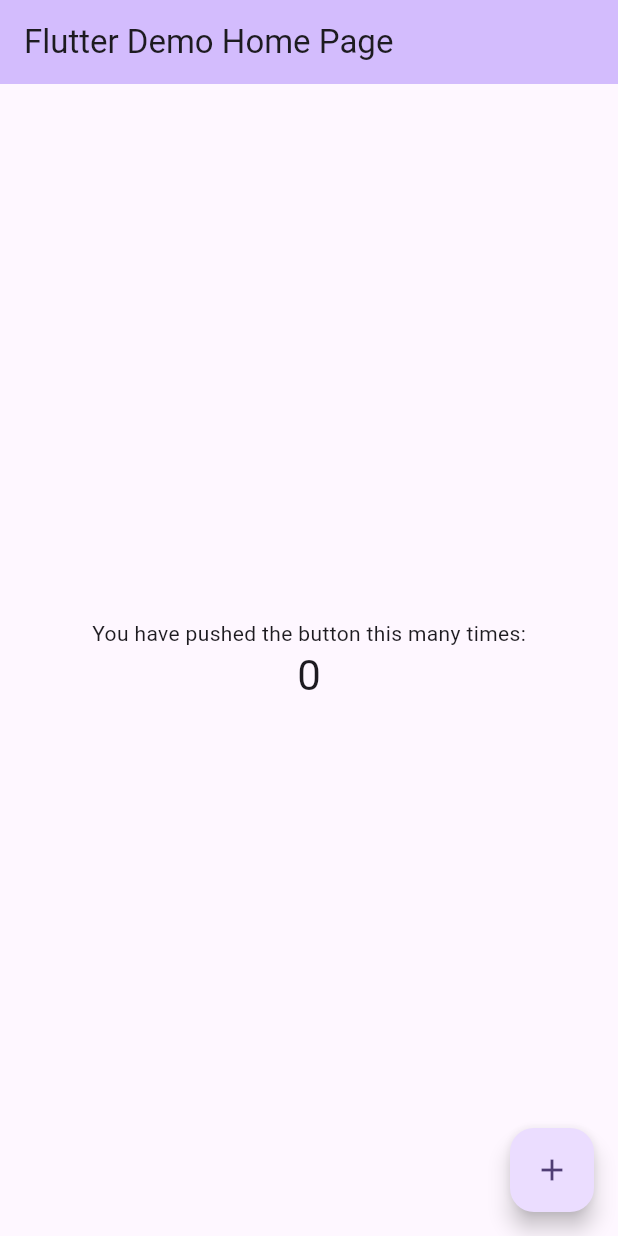
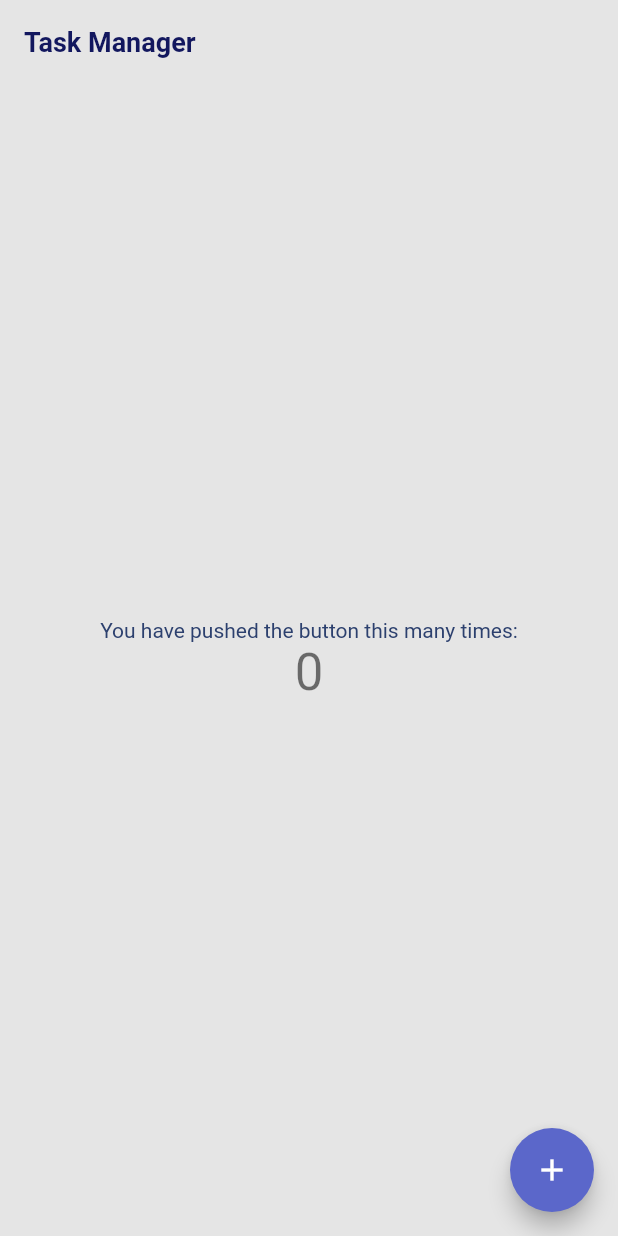
Before and after one commit to Flutter051/task_manager, a Flutter app: the screen it shows after launch, on a phone screen of 412 x 824 dp. Run offline on Flutter 3.47's test engine with Material 2 defaults, Android fonts, the phone set to English and light mode, and no system bars; our stand-ins replace google_fonts, image_picker; Roboto replaces fonts that are missing (iranYekan).

Commit message:
Base Project (Add utils files to project)

```diff
--- a/lib/main.dart
+++ b/lib/main.dart
@@ -1,4 +1,5 @@
 import 'package:flutter/material.dart';
+import 'package:task_manager/utils/theme.dart';
 
 void main() {
   runApp(const MyApp());
@@ -7,46 +8,20 @@ void main() {
 class MyApp extends StatelessWidget {
   const MyApp({super.key});
 
-  // This widget is the root of your application.
   @override
   Widget build(BuildContext context) {
     return MaterialApp(
+      debugShowCheckedModeBanner: false,
       title: 'Flutter Demo',
-      theme: ThemeData(
-        // This is the theme of your application.
-        //
-        // TRY THIS: Try running your application with "flutter run". You'll see
-        // the application has a blue toolbar. Then, without quitting the app,
-        // try changing the seedColor in the colorScheme below to Colors.green
-        // and then invoke "hot reload" (save your changes or press the "hot
-        // reload" button in a Flutter-supported IDE, or press "r" if you used
-        // the command line to start the app).
-        //
-        // Notice that the counter didn't reset back to zero; the application
-        // state is not lost during the reload. To reset the state, use hot
-        // restart instead.
-        //
-        // This works for code too, not just values: Most code changes can be
-        // tested with just a hot reload.
-        colorScheme: ColorScheme.fromSeed(seedColor: Colors.deepPurple),
-        useMaterial3: true,
-      ),
-      home: const MyHomePage(title: 'Flutter Demo Home Page'),
+      themeMode: ThemeMode.light,
+      theme: MyAppThemeConfig.light().getTheme(),
+      home: const MyHomePage(title: 'Task Manager'),
     );
   }
 }
 
 class MyHomePage extends StatefulWidget {
   const MyHomePage({super.key, required this.title});
-
-  // This widget is the home page of your application. It is stateful, meaning
-  // that it has a State object (defined below) that contains fields that affect
-  // how it looks.
-
-  // This class is the configuration for the state. It holds the values (in this
-  // case the title) provided by the parent (in this case the App widget) and
-  // used by the build method of the State. Fields in a Widget subclass are
-  // always marked "final".
 
   final String title;
 
@@ -59,50 +34,24 @@ class _MyHomePageState extends State<MyHomePage> {
 
   void _incrementCounter() {
     setState(() {
-      // This call to setState tells the Flutter framework that something has
-      // changed in this State, which causes it to rerun the build method below
-      // so that the display can reflect the updated values. If we changed
-      // _counter without calling setState(), then the build method would not be
-      // called again, and so nothing would appear to happen.
+
       _counter++;
     });
   }
 
   @override
   Widget build(BuildContext context) {
-    // This method is rerun every time setState is called, for instance as done
-    // by the _incrementCounter method above.
-    //
-    // The Flutter framework has been optimized to make rerunning build methods
-    // fast, so that you can just rebuild anything that needs updating rather
-    // than having to individually change instances of widgets.
+
     return Scaffold(
       appBar: AppBar(
-        // TRY THIS: Try changing the color here to a specific color (to
-        // Colors.amber, perhaps?) and trigger a hot reload to see the AppBar
-        // change color while the other colors stay the same.
-        backgroundColor: Theme.of(context).colorScheme.inversePrimary,
-        // Here we take the value from the MyHomePage object that was created by
-        // the App.build method, and use it to set our appbar title.
+
+        backgroundColor: Theme.of(context).colorScheme.primary,
+
         title: Text(widget.title),
       ),
       body: Center(
-        // Center is a layout widget. It takes a single child and positions it
-        // in the middle of the parent.
+
         child: Column(
-          // Column is also a layout widget. It takes a list of children and
-          // arranges them vertically. By default, it sizes itself to fit its
-          // children horizontally, and tries to be as tall as its parent.
-          //
-          // Column has various properties to control how it sizes itself and
-          // how it positions its children. Here we use mainAxisAlignment to
-          // center the children vertically; the main axis here is the vertical
-          // axis because Columns are vertical (the cross axis would be
-          // horizontal).
-          //
-          // TRY THIS: Invoke "debug painting" (choose the "Toggle Debug Paint"
-          // action in the IDE, or press "p" in the console), to see the
-          // wireframe for each widget.
           mainAxisAlignment: MainAxisAlignment.center,
           children: <Widget>[
             const Text(
@@ -119,7 +68,7 @@ class _MyHomePageState extends State<MyHomePage> {
         onPressed: _incrementCounter,
         tooltip: 'Increment',
         child: const Icon(Icons.add),
-      ), // This trailing comma makes auto-formatting nicer for build methods.
+      ),
     );
   }
 }
--- /dev/null
+++ b/lib/utils/appExeption.dart
@@ -0,0 +1,5 @@
+class AppException {
+  final String messageError;
+
+  AppException({this.messageError = "خطای نامشخص"});
+}
--- /dev/null
+++ b/lib/utils/theme.dart
@@ -0,0 +1,155 @@
+import 'package:flutter/material.dart';
+import 'package:google_fonts/google_fonts.dart';
+const defualtStyleText = TextStyle(fontFamily: "iranYekan");
+
+class MyAppThemeConfig {
+  final primaryColor;
+  final primaryVariant;
+  final backgroundColor;
+  final surfaceColor;
+  final errorColor;
+  final onError;
+  final secondaryColor;
+  final primaryTextColor;
+  final secondaryTextColor;
+  final onPrimary;
+  final onSecondary;
+  final onSurface;
+  final onBackground;
+  final brightness;
+  final deviderColor;
+  final shadow;
+
+  MyAppThemeConfig.light()
+      : primaryColor = const Color(0xffE5E5E5),
+        primaryVariant = const Color(0xff12175E),
+        backgroundColor = const Color(0xffE5E5E5),
+        surfaceColor = const Color(0xffE5E5E5),
+        errorColor = const Color(0xffE77D7D),
+        onError = Colors.white,
+        secondaryColor = const Color(0xff5B67CA),
+        primaryTextColor = const Color(0xff2C406E),
+        secondaryTextColor =const Color(0xff525F77) ,
+        onPrimary = const Color(0xff10275A),
+        onSecondary = Colors.white,
+        onBackground = const Color(0xff12175E),
+        onSurface = const Color(0xff10275A),
+        brightness = Brightness.light,
+        deviderColor = const Color(0xffE3E8F1),
+        shadow = Colors.black.withOpacity(0.1);
+
+  MyAppThemeConfig.dark()
+      : primaryColor = const Color(0xffBB86FC),
+        primaryVariant = const Color(0xff3700B3),
+        backgroundColor = const Color(0xff121212),
+        surfaceColor = const Color(0xff121212),
+        errorColor = const Color(0xffCF6679),
+        onError = Colors.black,
+        secondaryColor = const Color(0xff03DAC5),
+        primaryTextColor = Colors.white,
+        secondaryTextColor = const Color(0xffB3B6BE),
+        onPrimary = Colors.black,
+        onSecondary = Colors.black,
+        onBackground = Colors.white,
+        onSurface = Colors.white,
+        brightness = Brightness.dark,
+        deviderColor = Colors.grey.shade700,
+        shadow = Colors.white.withOpacity(0.3);
+
+  ThemeData getTheme() {
+    return ThemeData(
+      snackBarTheme: SnackBarThemeData(
+        contentTextStyle: defualtStyleText.apply(color: onPrimary),
+      ),
+      dividerTheme: DividerThemeData(
+        color: deviderColor,
+      ),
+      textTheme:GoogleFonts.hindSiliguriTextTheme().copyWith(
+          titleSmall: defualtStyleText.apply(color: secondaryTextColor),
+          bodyMedium: defualtStyleText.apply(color: primaryTextColor),
+          bodySmall: defualtStyleText.apply(color: secondaryTextColor),
+          titleLarge: defualtStyleText
+              .copyWith(fontWeight: FontWeight.bold, fontSize: 18)
+              .apply(color: primaryTextColor),
+          labelLarge: defualtStyleText
+      ),
+      //  TextTheme(
+      //     titleSmall: defualtStyleText.apply(color: secondaryTextColor),
+      //     bodyMedium: defualtStyleText.apply(color: primaryTextColor),
+      //     bodySmall: defualtStyleText.apply(color: secondaryTextColor),
+      //     titleLarge: defualtStyleText
+      //         .copyWith(fontWeight: FontWeight.bold, fontSize: 18)
+      //         .apply(color: primaryTextColor),
+      //     labelLarge: defualtStyleText),
+      brightness: brightness,
+      primaryColor: primaryColor,
+
+      elevatedButtonTheme: ElevatedButtonThemeData(
+        style: ButtonStyle(
+            backgroundColor: MaterialStateProperty.all(primaryColor)),
+      ),
+      inputDecorationTheme: InputDecorationTheme(
+          filled: true,
+          border: OutlineInputBorder(
+            borderRadius: BorderRadius.circular(8),
+            borderSide: BorderSide.none,
+          )),
+      dividerColor: deviderColor,
+      scaffoldBackgroundColor: backgroundColor,
+      // textTheme: languageCode == "en" ? enPrimaryTextTheme : faPrimaryTextTheme,
+      // dividerColor: Colors.white,
+      appBarTheme: AppBarTheme(
+        elevation: 0,
+        backgroundColor: backgroundColor,
+        foregroundColor: onBackground,
+      ),
+      colorScheme: ColorScheme(
+              shadow: shadow,
+              brightness: brightness,
+              primary: primaryColor,
+              onPrimary: onPrimary,
+              secondary: secondaryColor,
+              onSecondary: onSecondary,
+              error: errorColor,
+              onError: onError,
+              background: backgroundColor,
+              onBackground: onBackground,
+              surface: surfaceColor,
+              onSurface: onSurface)
+          .copyWith(background: backgroundColor),
+    );
+  }
+}
+
+
+// class DarkTheme {
+//   static const primaryColor = Color(0xffBB86FC);
+//   static const primaryVariant = Color(0xff3700B3);
+//   static const backgroundColor = Color(0xff121212);
+//   static const surfaceColor = Color(0xff121212);
+//   static const errorColor = Color(0xffCF6679);
+//   static const onError = Colors.black;
+//   static const secondaryColor = Color(0xff03DAC5);
+//   // static const primaryTextColor = Color(0xff262A35);
+//   static const secondaryTextColor = Color(0xffB3B6BE);
+//   static const onPrimary = Colors.black;
+//   static const onSecondary = Colors.black;
+//   static const onBackground = Colors.white;
+//   static const onSurface = Colors.white;
+// }
+
+// class LightTheme {
+//   static const primaryColor = Color(0xff6200EE);
+//   static const primaryVariant = Color(0xff3700B3);
+//   static const backgroundColor = Color(0xffffffff);
+//   static const surfaceColor = Color(0xffffffff);
+//   static const errorColor = Color(0xffB00020);
+//   static const onError = Colors.white;
+//   static const secondaryColor = Color(0xff03DAC6);
+//   // static const primaryTextColor = Color(0xff262A35);
+//   static const secondaryTextColor = Color(0xffB3B6BE);
+//   static const onPrimary = Colors.white;
+//   static const onSecondary = Colors.black;
+//   static const onBackground = Colors.black;
+//   static const onSurface = Colors.black;
+// }
--- /dev/null
+++ b/lib/utils/utils.dart
@@ -0,0 +1,37 @@
+import 'dart:io';
+import 'package:flutter/services.dart';
+import 'package:path_provider/path_provider.dart';
+import 'package:intl/intl.dart';
+
+import 'package:image_picker/image_picker.dart';
+
+pickImage(ImageSource source) async {
+  final ImagePicker imagePicker = ImagePicker();
+  XFile? xFile = await imagePicker.pickImage(source: source);
+
+  if (xFile != null) {
+    return xFile.readAsBytes();
+  }
+  print("image not selected");
+}
+
+Future<File> getImageFileFromAssets(String path) async {
+  // Directory dir = await getApplicationDocumentsDirectory();
+  // String pathName = '/storage/emulated/0/Download/$filename';
+  // return File(pathName);
+  final byteData = await rootBundle.load('assets/$path');
+
+  final file = File('${(await getTemporaryDirectory()).path}/$path');
+  await file.create(recursive: true);
+  await file.writeAsBytes(byteData.buffer
+      .asUint8List(byteData.offsetInBytes, byteData.lengthInBytes));
+
+  return file;
+}
+
+extension SeprateWithComma on int {
+  String get sprateWithComma {
+    final numberFormat = NumberFormat.decimalPattern();
+    return numberFormat.format(this);
+  }
+}
--- a/pubspec.yaml
+++ b/pubspec.yaml
@@ -35,6 +35,10 @@ dependencies:
   # The following adds the Cupertino Icons font to your application.
   # Use with the CupertinoIcons class for iOS style icons.
   cupertino_icons: ^1.0.2
+  path_provider: ^2.1.1
+  intl: ^0.18.1
+  image_picker: ^1.0.4
+  google_fonts: ^6.0.0
 
 dev_dependencies:
   flutter_test:
```
Also changed, not shown: pubspec.lock, 8 other files.
